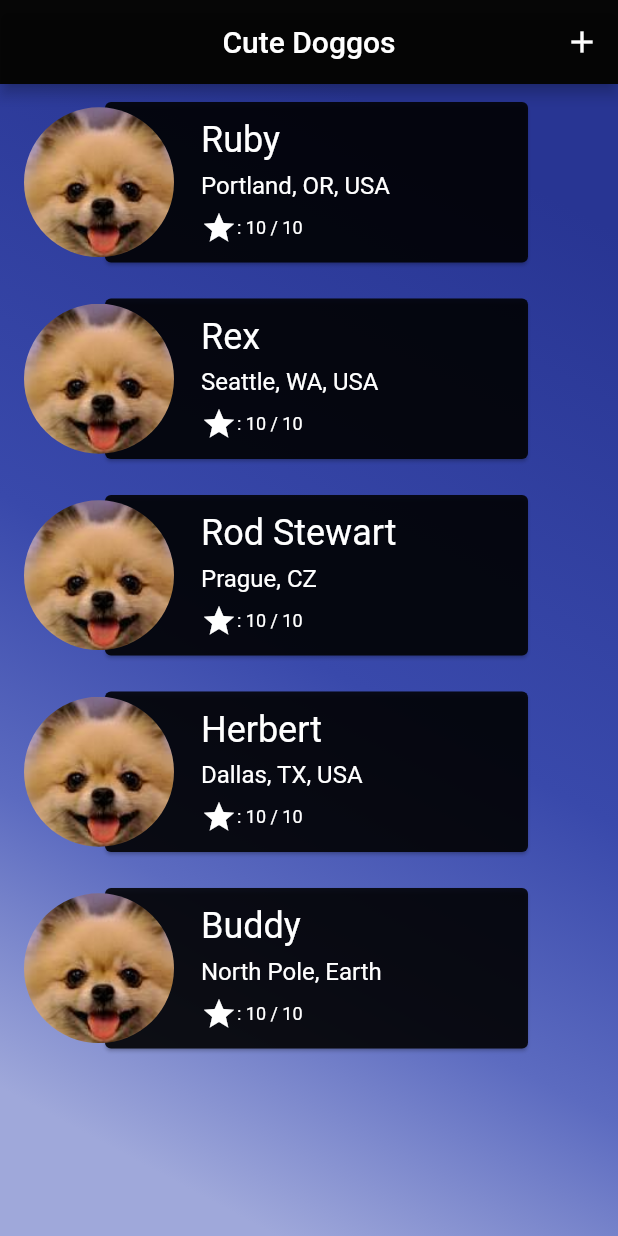
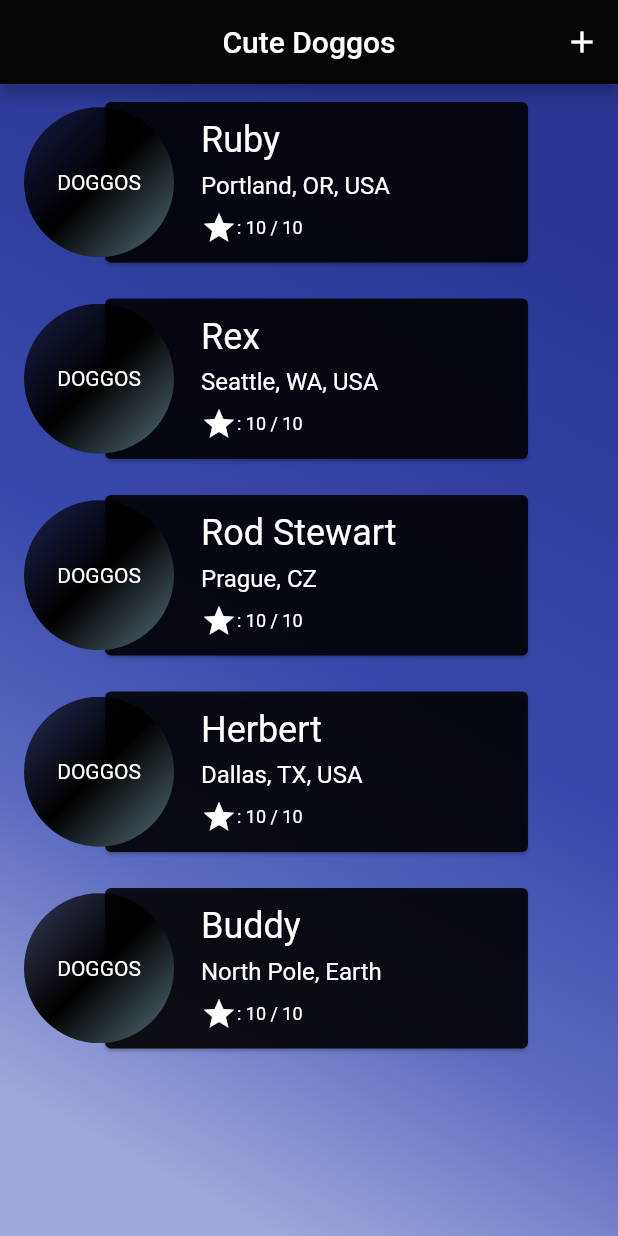
Before and after one commit to Dart-for-Apps/flutter-by-example, a Flutter app: the screen it shows after launch, on a phone screen of 412 x 824 dp. Run offline on Flutter 3.47's test engine with Material 2 defaults, Android fonts, the phone set to English and light mode, and no system bars; network calls fail.

```diff
--- a/lib/dog_card.dart
+++ b/lib/dog_card.dart
@@ -31,7 +31,7 @@ class _DogCardState extends State<DogCard> {
   }
 
   Widget get dogImage {
-    return Container(
+    Widget dogAvatar = Container(
       width: 100.0,
       height: 100.0,
 
@@ -45,6 +45,34 @@ class _DogCardState extends State<DogCard> {
           fit: BoxFit.cover,
         ),
       ),
+    );
+
+    Widget placeholder = Container(
+      width: 100.0,
+      height: 100.0,
+      decoration: BoxDecoration(
+        shape: BoxShape.circle,
+        gradient: LinearGradient(
+          begin: Alignment.topLeft,
+          end: Alignment.bottomRight,
+          colors: [
+            Colors.black54, Colors.black, Colors.blueGrey[600]
+          ],
+        ),
+      ),
+      alignment: Alignment.center,
+      child: Text(
+        "DOGGOS",
+        textAlign: TextAlign.center,
+      ),
+    );
+    return AnimatedCrossFade(
+      firstChild: placeholder,
+      secondChild: dogAvatar,
+      crossFadeState: renderUrl == null
+          ? CrossFadeState.showFirst
+          : CrossFadeState.showSecond,
+      duration: Duration(milliseconds: 1000),
     );
   }
 
```
Also changed, not shown: lib/add_dog_form.dart (+20 -6 lines), lib/dog_detail_page.dart (+22 -0 lines).
